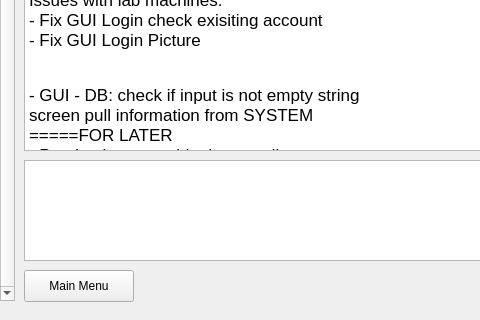
This is GUI/chatgui.ui in thanhmvu/RocketRapport as Qt 5 draws it before an edit; both pictures show x 246 to 726 and y 280 to 600 of the 900 by 600 pixel window. The edited form follows.
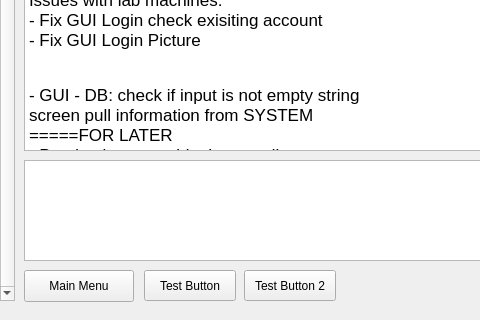
This is the edited form.

Commit message: Display list of users in GUI chat screen

What changed in the file:
```diff
--- a/GUI/chatgui.ui
+++ b/GUI/chatgui.ui
@@ -159,6 +159,32 @@
 &lt;p style=&quot; margin-top:0px; margin-bottom:0px; margin-left:0px; margin-right:0px; -qt-block-indent:0; text-indent:0px;&quot;&gt;&lt;span style=&quot; font-family:'Helvetica'; font-size:13pt;&quot;&gt;&lt;br /&gt;&lt;/span&gt;&lt;/p&gt;&lt;/body&gt;&lt;/html&gt;</string>
    </property>
   </widget>
+  <widget class="QPushButton" name="testButton">
+   <property name="geometry">
+    <rect>
+     <x>390</x>
+     <y>550</y>
+     <width>92</width>
+     <height>31</height>
+    </rect>
+   </property>
+   <property name="text">
+    <string>Test Button</string>
+   </property>
+  </widget>
+  <widget class="QPushButton" name="testButton_2">
+   <property name="geometry">
+    <rect>
+     <x>490</x>
+     <y>550</y>
+     <width>92</width>
+     <height>31</height>
+    </rect>
+   </property>
+   <property name="text">
+    <string>Test Button 2</string>
+   </property>
+  </widget>
  </widget>
  <resources/>
  <connections/>
```
The commit also changes 2 other files.
